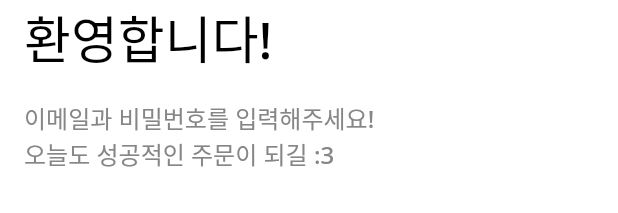
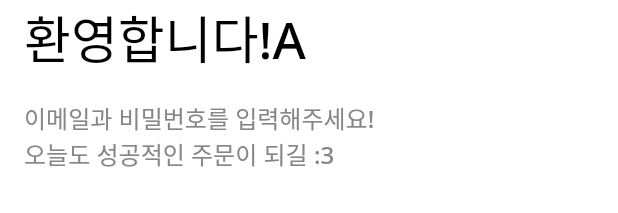
Before and after one commit to es5es5/flutter_lv2, a Flutter app: the LoginScreen widget shown alone on an empty page, opened directly, after a tap on "로그인", on a phone screen of 412 x 824 dp. Shown: the top 213 px of the screen. Run offline on Flutter 3.47's test engine with Material 2 defaults, Android fonts, the phone set to English and light mode, and no system bars; our stand-ins replace dio, flutter_secure_storage; accounts and stored records are empty; network calls fail.

```diff
--- /dev/null
+++ b/lib/common/const/data.dart
@@ -0,0 +1,2 @@
+const ACCESS_TOKEN_KEY = 'ACCESS_TOKEN_KEY';
+const REFRESH_TOKEN_KEY = 'REFRESH_TOKEN_KEY';
--- a/lib/common/layout/dafault_layout.dart
+++ b/lib/common/layout/default_layout.dart
@@ -1,8 +1,10 @@
 import 'package:flutter/material.dart';
 
 class DefaultLayout extends StatelessWidget {
+  final Color? backgroundColor;
   final Widget child;
   const DefaultLayout({
+    this.backgroundColor,
     required this.child,
     super.key,
   });
@@ -10,7 +12,7 @@ class DefaultLayout extends StatelessWidget {
   @override
   Widget build(BuildContext context) {
     return Scaffold(
-      backgroundColor: Colors.white,
+      backgroundColor: backgroundColor ?? Colors.white,
       body: child,
     );
   }
--- a/lib/common/view/root_tab.dart
+++ b/lib/common/view/root_tab.dart
@@ -1,10 +1,11 @@
 import 'package:flutter/material.dart';
+import 'package:flutter_lv2/common/layout/default_layout.dart';
 
 class RootTab extends StatelessWidget {
   const RootTab({super.key});
 
   @override
   Widget build(BuildContext context) {
-    return Scaffold(body: Center(child: Text('Hi')));
+    return DefaultLayout(child: Center(child: Text('Hi')));
   }
 }
--- a/lib/main.dart
+++ b/lib/main.dart
@@ -1,5 +1,6 @@
 import 'package:flutter/material.dart';
 import 'package:flutter_lv2/user/view/login_screen.dart';
+import 'package:flutter_lv2/user/view/splash_screen.dart';
 
 void main() {
   runApp(
@@ -14,7 +15,7 @@ class _App extends StatelessWidget {
   Widget build(BuildContext context) {
     return MaterialApp(
       theme: ThemeData(fontFamily: 'NotoSans'),
-      home: LoginScreen(),
+      home: SplashScreen(),
     );
   }
 }
--- a/lib/user/view/login_screen.dart
+++ b/lib/user/view/login_screen.dart
@@ -6,8 +6,10 @@ import 'package:flutter/material.dart';
 import 'package:flutter/src/widgets/framework.dart';
 import 'package:flutter_lv2/common/component/custom_text_form_field.dart';
 import 'package:flutter_lv2/common/const/colors.dart';
-import 'package:flutter_lv2/common/layout/dafault_layout.dart';
+import 'package:flutter_lv2/common/const/data.dart';
+import 'package:flutter_lv2/common/layout/default_layout.dart';
 import 'package:flutter_lv2/common/view/root_tab.dart';
+import 'package:flutter_secure_storage/flutter_secure_storage.dart';
 
 class LoginScreen extends StatefulWidget {
   const LoginScreen({super.key});
@@ -23,6 +25,7 @@ class _LoginScreenState extends State<LoginScreen> {
   @override
   Widget build(BuildContext context) {
     final dio = Dio();
+    final storage = FlutterSecureStorage();
 
     final emulatorIp = '10.0.2.2';
     final simulatorIp = '127.0.0.1';
@@ -76,6 +79,14 @@ class _LoginScreenState extends State<LoginScreen> {
                         options: Options(
                             headers: {'authorization': 'Basic $token'}));
 
+                    final refreshToken = response.data['refreshToken'];
+                    final accessToken = response.data['accessToken'];
+
+                    await storage.write(
+                        key: REFRESH_TOKEN_KEY, value: refreshToken);
+                    await storage.write(
+                        key: ACCESS_TOKEN_KEY, value: accessToken);
+
                     Navigator.of(context).push(
                       MaterialPageRoute(
                         builder: (_) => RootTab(),
@@ -102,7 +113,7 @@ class _Title extends StatelessWidget {
   @override
   Widget build(BuildContext context) {
     return Text(
-      '환영합니다!',
+      '환영합니다!A',
       style: TextStyle(
         fontSize: 34,
         fontWeight: FontWeight.w500,
--- a/pubspec.yaml
+++ b/pubspec.yaml
@@ -37,7 +37,7 @@ dependencies:
   # Use with the CupertinoIcons class for iOS style icons.
   cupertino_icons: ^1.0.2
   dio: ^4.0.6
-  flutter_secure_storage: ^6.1.0
+  flutter_secure_storage: ^5.0.2
 
 dev_dependencies:
   flutter_test:
```
Also changed, not shown: lib/user/view/splash_screen.dart (added, +39 -0 lines), pubspec.lock.
